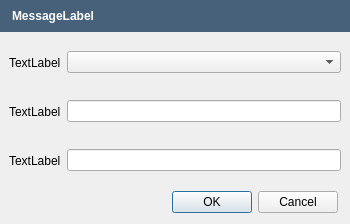
First picture: the form in src/apps/openfluid-builder/spatial/EditAttributeNameDialog.ui, repository OpenFLUID/openfluid, before the edit.
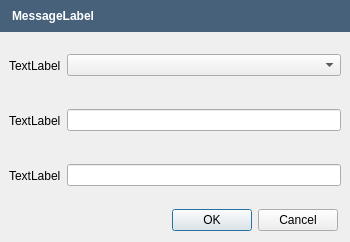
Second picture: the form after the edit.

```diff
--- a/src/apps/openfluid-builder/spatial/EditAttributeNameDialog.ui
+++ b/src/apps/openfluid-builder/spatial/EditAttributeNameDialog.ui
@@ -7,7 +7,7 @@
     <x>0</x>
     <y>0</y>
     <width>350</width>
-    <height>224</height>
+    <height>242</height>
    </rect>
   </property>
   <property name="sizePolicy">
```
Left out of the diff: 11 changed lines with no effect on the pictures.
